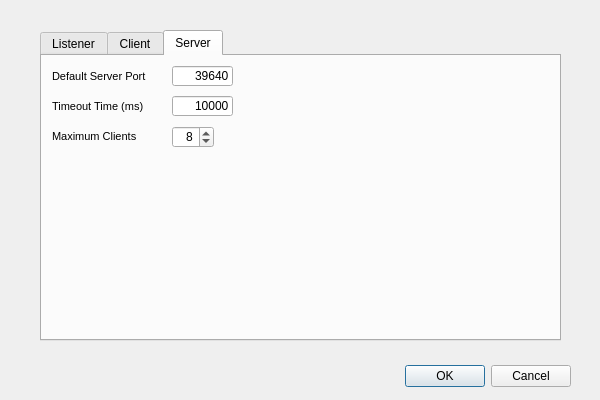
Qt form src/settingswindow.ui (nolan778/DCS-Copilot) before a commit.
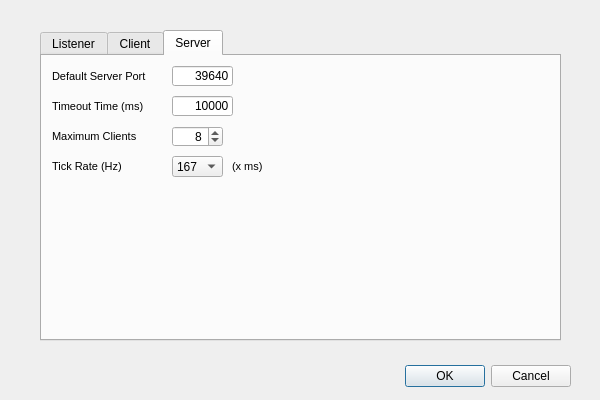
The same form after that commit. The open tabs and pages were chosen to show the change.

The edit to the form file:
```diff
--- a/src/settingswindow.ui
+++ b/src/settingswindow.ui
@@ -194,6 +194,9 @@
     </widget>
    </widget>
    <widget class="QWidget" name="tab_2">
+    <property name="enabled">
+     <bool>true</bool>
+    </property>
     <attribute name="title">
      <string>Server</string>
     </attribute>
@@ -300,8 +303,8 @@
       <rect>
        <x>130</x>
        <y>70</y>
-       <width>42</width>
-       <height>22</height>
+       <width>51</width>
+       <height>21</height>
       </rect>
      </property>
      <property name="alignment">
@@ -310,13 +313,93 @@
      <property name="minimum">
       <number>1</number>
      </property>
-     <property name="maximum">
-      <number>64</number>
-     </property>
      <property name="value">
       <number>8</number>
      </property>
     </widget>
+    <widget class="QLabel" name="label_7">
+     <property name="geometry">
+      <rect>
+       <x>10</x>
+       <y>100</y>
+       <width>111</width>
+       <height>20</height>
+      </rect>
+     </property>
+     <property name="font">
+      <font>
+       <pointsize>8</pointsize>
+      </font>
+     </property>
+     <property name="text">
+      <string>Tick Rate (Hz)</string>
+     </property>
+    </widget>
+    <widget class="QComboBox" name="comboBox">
+     <property name="geometry">
+      <rect>
+       <x>130</x>
+       <y>100</y>
+       <width>51</width>
+       <height>21</height>
+      </rect>
+     </property>
+     <property name="editable">
+      <bool>false</bool>
+     </property>
+     <property name="currentIndex">
+      <number>0</number>
+     </property>
+     <property name="maxVisibleItems">
+      <number>5</number>
+     </property>
+     <property name="maxCount">
+      <number>5</number>
+     </property>
+     <item>
+      <property name="text">
+       <string>167</string>
+      </property>
+     </item>
+     <item>
+      <property name="text">
+       <string>83</string>
+      </property>
+     </item>
+     <item>
+      <property name="text">
+       <string>56</string>
+      </property>
+     </item>
+     <item>
+      <property name="text">
+       <string>42</string>
+      </property>
+     </item>
+     <item>
+      <property name="text">
+       <string>33</string>
+      </property>
+     </item>
+    </widget>
+    <widget class="QLabel" name="label_8">
+     <property name="geometry">
+      <rect>
+       <x>190</x>
+       <y>100</y>
+       <width>61</width>
+       <height>21</height>
+      </rect>
+     </property>
+     <property name="font">
+      <font>
+       <pointsize>8</pointsize>
+      </font>
+     </property>
+     <property name="text">
+      <string>(x ms)</string>
+     </property>
+    </widget>
    </widget>
   </widget>
  </widget>
```
Left out of the diff: 2 changed lines with no effect on the pictures.
